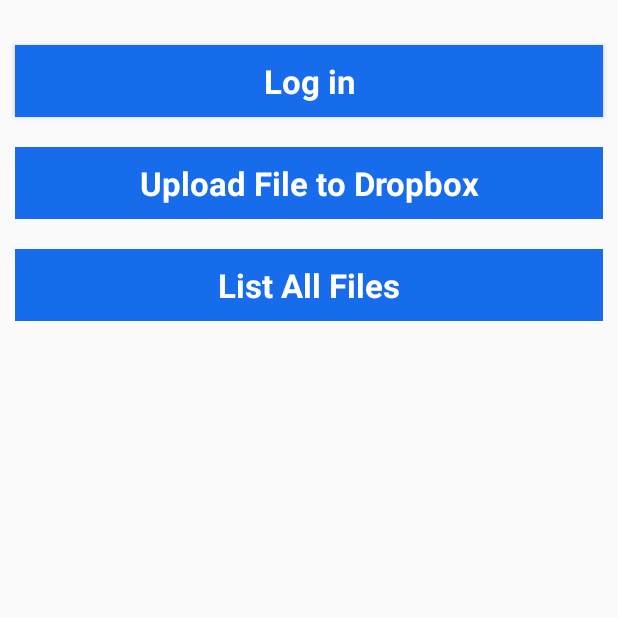
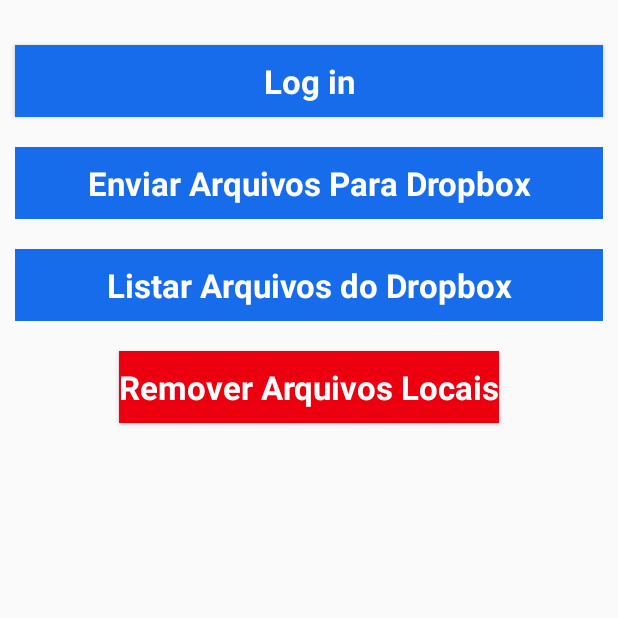
Before and after one commit to joaotargino/brc, an Android app: the screen it shows after launch (DropboxActivity), after a tap on "DROPBOX", on a phone screen of 412 x 824 dp, the top half of it. Run offline under Robolectric (Android 15) with nearby library versions, the phone set to English and light mode, and no system bars; libraries missing offline, so code that uses them is left out: com.dropbox.client2; 7 statements that could not run were skipped; 3 other taps on this screen came first.

Commit message:
toasts e botao de remover

```diff
--- a/app/src/main/java/tpanalytics/busroutecreator/MainActivity.java
+++ b/app/src/main/java/tpanalytics/busroutecreator/MainActivity.java
@@ -21,6 +21,7 @@ import android.widget.Button;
 import android.widget.EditText;
 import android.widget.LinearLayout;
 import android.widget.TextView;
+import android.widget.Toast;
 
 import java.io.File;
 import java.io.FileOutputStream;
@@ -113,7 +114,7 @@ public class MainActivity extends Activity implements OnClickListener {
         }
 
         // location updates: at least 1 meter and 1secs change
-        locationManager.requestLocationUpdates(provider, 1000, 1.0F, mylistener);
+        locationManager.requestLocationUpdates(provider, 10000, 1.0F, mylistener);
 
         IntentFilter j = new IntentFilter(
                 "tpanalytics.busroutecreator.CURRENT_POSITION");
@@ -153,6 +154,7 @@ public class MainActivity extends Activity implements OnClickListener {
         else if(target == viagemStart){
             iniciaViagem = true;
             horaInicioViagem = hr + ":" + min + ":" + sec;
+            viagemStart.setText("Viagem iniciada");
             viagemStart.setBackgroundColor(getResources().getColor(android.R.color.holo_blue_bright));
         }
 
@@ -223,10 +225,13 @@ public class MainActivity extends Activity implements OnClickListener {
             alert.show();
         }
         else if(target == salvar){
+            Toast.makeText(this, "Salvando a viagem, calma.",
+                    Toast.LENGTH_SHORT).show();
 //            FILE_DIR -> getApplicationContext().getFilesDir().getPath() = /data/data/tpanalytics.busroutecreator/files
 //            System.out.println(getApplicationContext().getFilesDir().getPath());
             iniciaViagem = false;
             viagemStart.setBackgroundColor(getResources().getColor(android.R.color.darker_gray));
+            viagemStart.setText("Iniciar Viagem");
 
             if(nomeRota.getText().toString().isEmpty())
                 nomeRota.setText("Rota");
@@ -273,7 +278,8 @@ public class MainActivity extends Activity implements OnClickListener {
                 outputStreamRota.write(entradaRota.getBytes());
                 outputStreamRota.close();
 
-
+                Toast.makeText(this, "Viagem salva com sucesso.",
+                        Toast.LENGTH_SHORT).show();
             } catch (Exception e) {
                 e.printStackTrace();
             }
--- a/app/src/main/res/layout/activity_dropbox.xml
+++ b/app/src/main/res/layout/activity_dropbox.xml
@@ -12,7 +12,7 @@
         android:layout_height="wrap_content"
         android:layout_margin="10dp"
         android:background="#176CEC"
-        android:text="Login to Dropbox"
+        android:text="Login Dropbox"
         android:textAppearance="?android:attr/textAppearanceLarge"
         android:textColor="#fff"
         android:textStyle="bold" />
@@ -23,7 +23,7 @@
         android:layout_height="wrap_content"
         android:layout_margin="10dp"
         android:background="#176CEC"
-        android:text="Upload File to Dropbox"
+        android:text="Enviar Arquivos Para Dropbox"
         android:textAppearance="?android:attr/textAppearanceLarge"
         android:textColor="#fff"
         android:textStyle="bold" />
@@ -34,7 +34,18 @@
         android:layout_height="wrap_content"
         android:layout_margin="10dp"
         android:background="#176CEC"
-        android:text="List All Files"
+        android:text="Listar Arquivos do Dropbox"
+        android:textAppearance="?android:attr/textAppearanceLarge"
+        android:textColor="#fff"
+        android:textStyle="bold" />
+
+    <Button
+        android:id="@+id/remove"
+        android:layout_width="wrap_content"
+        android:layout_height="wrap_content"
+        android:layout_margin="10dp"
+        android:background="#ffec0010"
+        android:text="Remover Arquivos Locais"
         android:textAppearance="?android:attr/textAppearanceLarge"
         android:textColor="#fff"
         android:textStyle="bold" />
```
Also changed, not shown: app/src/main/java/tpanalytics/busroutecreator/DropboxActivity.java (+21 -0 lines), 8 other files.
